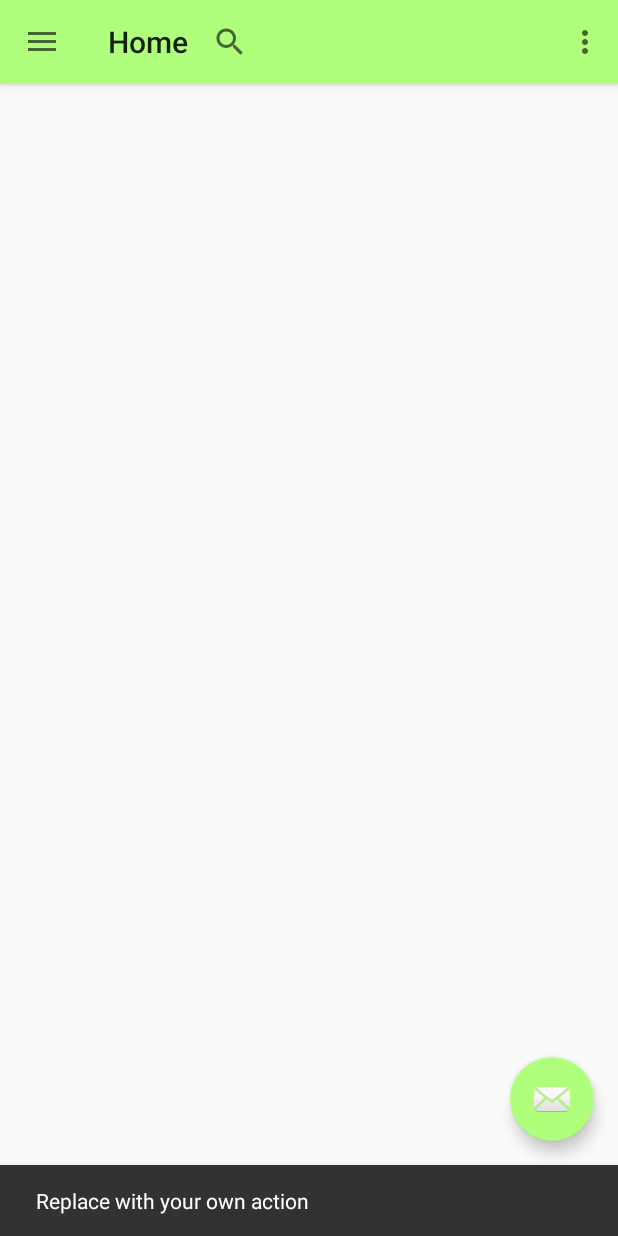
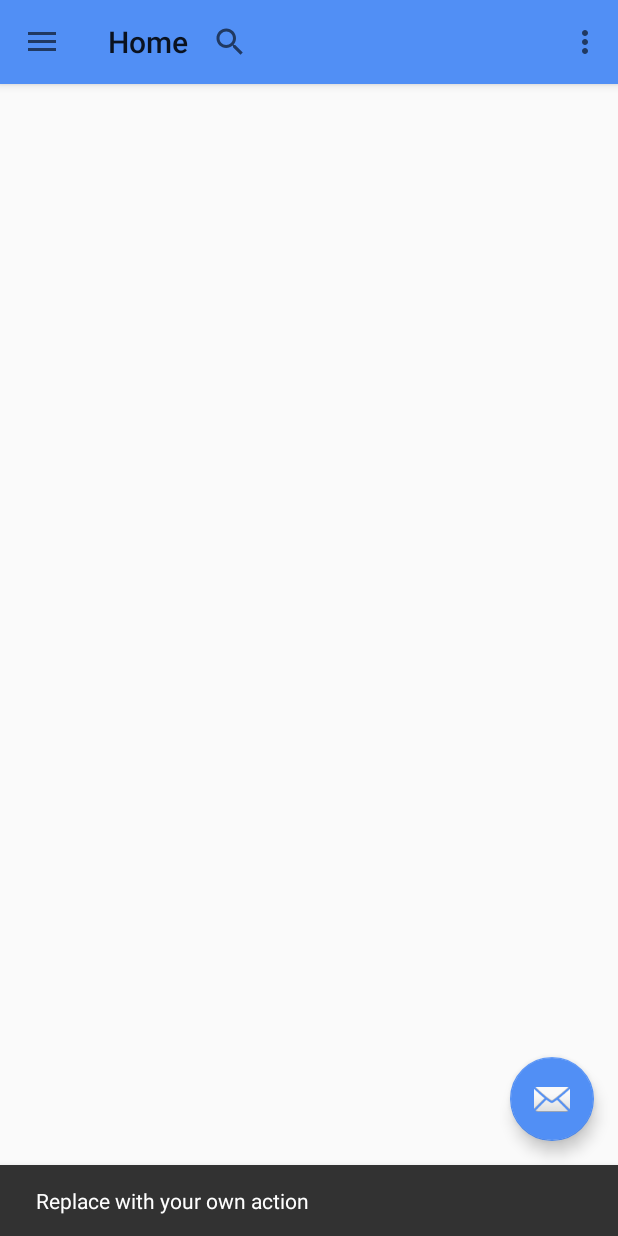
Before and after one commit to AxesandGrinds/DelineationMarket, an Android app: the MainActivity screen opened directly, with no data from a screen before it, after a tap on an icon or button, on a phone screen of 412 x 824 dp. Run offline under Robolectric (Android 15) with nearby library versions, the phone set to English and light mode, and no system bars; our stand-ins replace ButterKnife; pictures from the network do not load.

Commit message:
Chamged color and icons

```diff
--- a/app/src/main/java/com/eli/banknote/activity/MainActivity.java
+++ b/app/src/main/java/com/eli/banknote/activity/MainActivity.java
@@ -50,8 +50,8 @@ public class MainActivity extends AppCompatActivity {
 
         // urls to load navigation header background image
         // and profile image
-        private static final String urlNavHeaderBg = "https://navcommerce.io/media/1042/header-background-clouds2-ocean-green-500px.png?anchor=center&mode=crop&width=1140&height=600&rnd=131181219030000000";
-        private static final String urlProfileImg = "https://pbs.twimg.com/profile_images/1059689100012347392/l-AmquFE_400x400.jpg";
+        private static final String urlNavHeaderBg = "https://regmedia.co.uk/2018/01/19/shutterstock_hand_cloudc.jpg";
+        private static final String urlProfileImg = "http://www.iconsalot.com/asset/icons/vectors-market/business-ad-statistics/512/007-cloud-icon.png";
 
         // index to identify current nav menu item
         public static int navItemIndex = 0;
@@ -121,7 +121,7 @@ public class MainActivity extends AppCompatActivity {
          */
         private void loadNavHeader() {
             // name, website
-            txtName.setText("Elirehema Paul");
+            txtName.setText("ClientFull Name");
             txtWebsite.setText(Html.fromHtml("https://twitter.com/e_paul_"));
 
             // loading header background image
--- a/app/src/main/res/values/colors.xml
+++ b/app/src/main/res/values/colors.xml
@@ -1,12 +1,11 @@
-<?xml version="1.0" encoding="utf-8"?>
+<!--?xml version="1.0" encoding="UTF-8"?-->
 <resources>
-
-    <color name="primaryColor">#b0ff7c</color>
-    <color name="primaryLightColor">#FFFFFF</color>
-    <color name="primaryDarkColor">#FFFFFF</color>
-    <color name="secondaryColor">#00A1F1</color>
-    <color name="secondaryLightColor">#b0ff7c</color>
-    <color name="secondaryDarkColor">#45aa0f</color>
-    <color name="primaryTextColor">#ffffff</color>
+    <color name="primaryColor">#518ff5</color>
+    <color name="primaryLightColor">#8bbfff</color>
+    <color name="primaryDarkColor">#0062c2</color>
+    <color name="secondaryColor">#00ffff</color>
+    <color name="secondaryLightColor">#72ffff</color>
+    <color name="secondaryDarkColor">#00cbcc</color>
+    <color name="primaryTextColor">#000000</color>
     <color name="secondaryTextColor">#000000</color>
 </resources>
--- a/app/src/main/res/values/strings.xml
+++ b/app/src/main/res/values/strings.xml
@@ -1,5 +1,5 @@
 <resources>
-    <string name="app_name">Google News</string>
+    <string name="app_name">Dmarket</string>
     <string name="slideshow">Slide Show</string>
     <string name="tools">Tools</string>
     <string name="gallery">Gallery</string>
```
Also changed, not shown: app/src/main/ic_google_logo-web.png, app/src/main/res/mipmap-hdpi/ic_google_logo.png, app/src/main/res/mipmap-hdpi/ic_google_logo_round.png, app/src/main/res/mipmap-hdpi/ic_launcher_foreground.png, app/src/main/res/mipmap-mdpi/ic_google_logo.png, app/src/main/res/mipmap-mdpi/ic_google_logo_round.png, app/src/main/res/mipmap-mdpi/ic_launcher_foreground.png, app/src/main/res/mipmap-xhdpi/ic_google_logo.png, app/src/main/res/mipmap-xhdpi/ic_google_logo_round.png, app/src/main/res/mipmap-xhdpi/ic_launcher_foreground.png, app/src/main/res/mipmap-xxhdpi/ic_google_logo.png, app/src/main/res/mipmap-xxhdpi/ic_google_logo_round.png, app/src/main/res/mipmap-xxhdpi/ic_launcher_foreground.png, app/src/main/res/mipmap-xxxhdpi/ic_google_logo.png, 2 more files.
